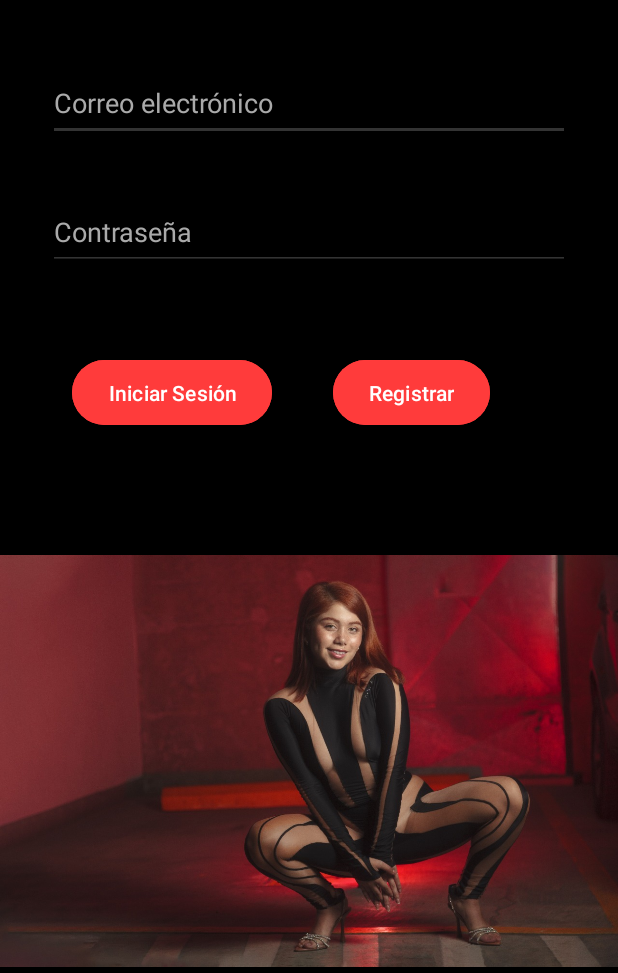
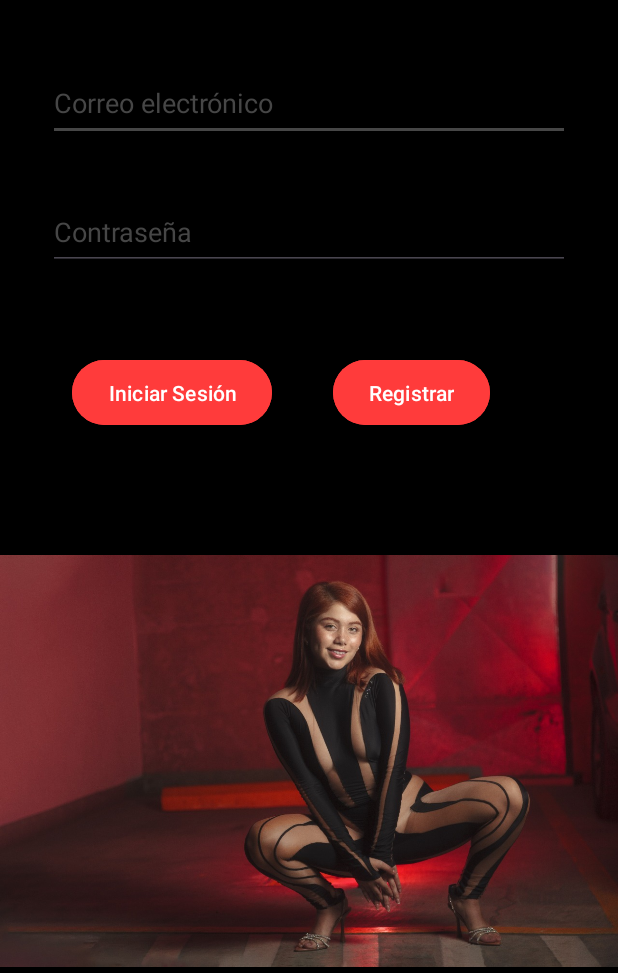
Before and after one commit to YanmirG/BuhoSuite, an Android app: the screen it shows after launch (MainActivity), on a phone screen of 412 x 824 dp, the part 263-1236 px from its top. Run offline under Robolectric (Android 15) with nearby library versions, the phone set to English and light mode, and no system bars.

Commit message:
Refactor UI elements in activity_main.xml and update color and string resources

```diff
--- a/app/src/main/res/layout/activity_main.xml
+++ b/app/src/main/res/layout/activity_main.xml
@@ -28,7 +28,7 @@
         android:layout_height="wrap_content"
         android:layout_marginTop="132dp"
         android:text="Buho Suite"
-        android:textColor="#FF3B3B"
+        android:textColor="@color/colors_primary"
         android:textSize="32sp"
         android:textStyle="bold"
         app:layout_constraintEnd_toEndOf="parent"
@@ -43,11 +43,11 @@
         android:layout_height="50dp"
         android:layout_marginHorizontal="32dp"
         android:layout_marginTop="44dp"
-        android:backgroundTint="#333333"
-        android:hint="Correo electrónico"
+        android:backgroundTint="@color/gray"
+        android:hint="@string/correo_electr_nico"
         android:inputType="textEmailAddress"
-        android:textColor="#FFFFFF"
-        android:textColorHint="#AAAAAA"
+        android:textColor="@color/white"
+        android:textColorHint="@color/gray"
         app:layout_constraintEnd_toEndOf="parent"
         app:layout_constraintStart_toStartOf="parent"
         app:layout_constraintTop_toBottomOf="@id/tvTitle" />
@@ -58,11 +58,10 @@
         android:layout_height="50dp"
         android:layout_marginHorizontal="32dp"
         android:layout_marginTop="36dp"
-        android:backgroundTint="#333333"
-        android:hint="Contraseña"
+        android:hint="@string/hint_password"
         android:inputType="textPassword"
-        android:textColor="#FFFFFF"
-        android:textColorHint="#AAAAAA"
+        android:textColor="@color/white"
+        android:textColorHint="@color/gray"
         app:layout_constraintEnd_toEndOf="parent"
         app:layout_constraintStart_toStartOf="parent"
         app:layout_constraintTop_toBottomOf="@id/etEmail" />
--- a/app/src/main/res/values/colors.xml
+++ b/app/src/main/res/values/colors.xml
@@ -1,5 +1,9 @@
 <?xml version="1.0" encoding="utf-8"?>
 <resources>
-    <color name="black">#FF000000</color>
-    <color name="white">#FFFFFFFF</color>
+    <color name="black">#0E0E0E</color>
+    <color name="white">#F1F1F1</color>
+
+    <color name="gray">#464646</color>
+
+    <color name= "colors_primary" >#FF3B3B</color>
 </resources>
--- a/app/src/main/res/values/strings.xml
+++ b/app/src/main/res/values/strings.xml
@@ -10,5 +10,6 @@
     <string name="hint_email">Correo electrónico</string>
     <string name="hint_password">Contraseña</string>
     <string name="btn_register">Crear cuenta</string>
+    <string name="correo_electr_nico">Correo electrónico</string>
 
 </resources>
```
